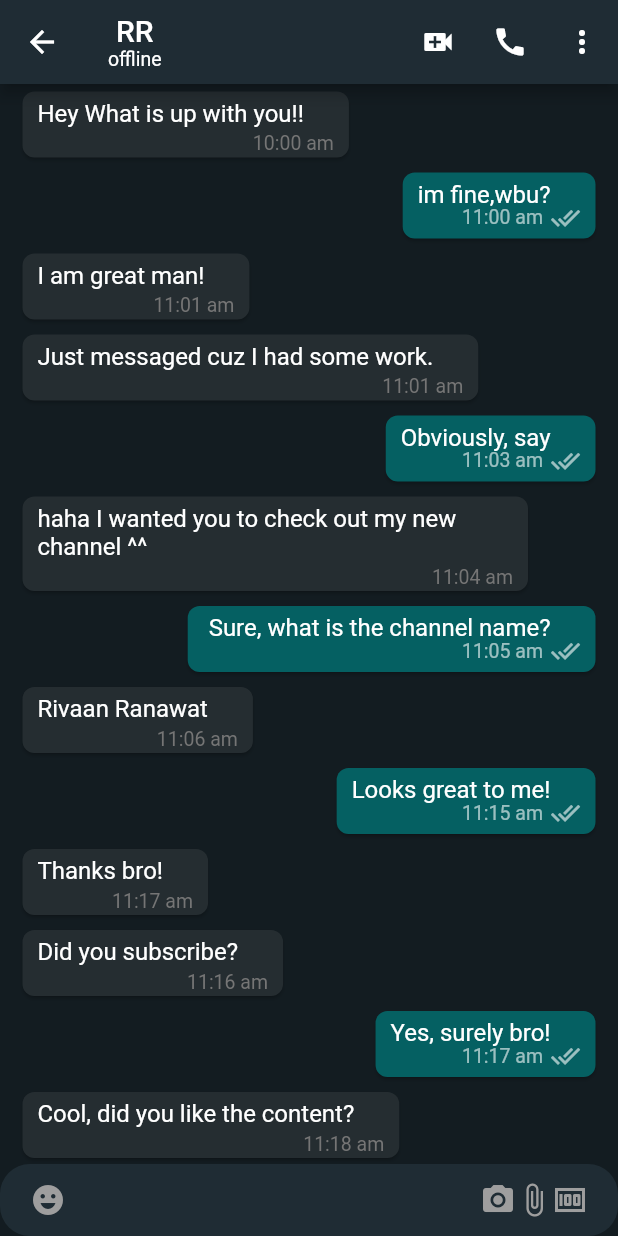
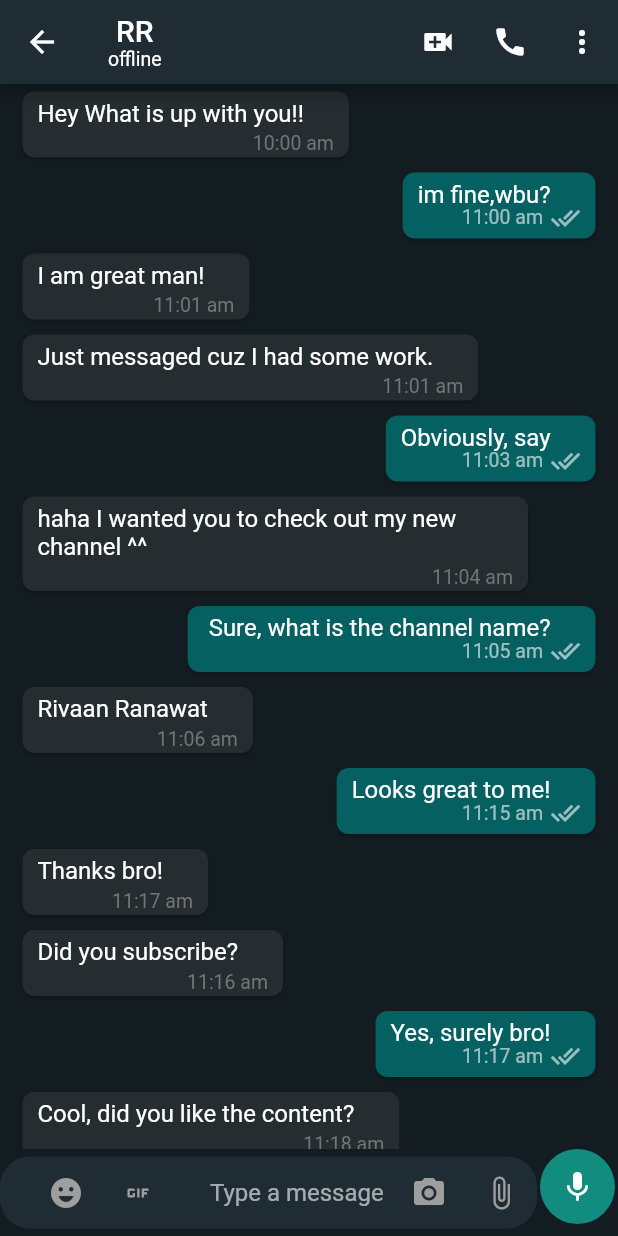
Before and after one commit to Teja110902/messaging-chat-app, a Flutter app: the MobileChatScreen screen opened directly, on a phone screen of 412 x 824 dp. Run offline on Flutter 3.47's test engine with Material 2 defaults, Android fonts, the phone set to English and light mode, and no system bars; our stand-ins replace cloud_firestore, country_picker, firebase_auth, firebase_core, firebase_storage, flutter_contacts and 2 more; accounts and stored records are empty.

Commit message:
Modifed chat screen text field UI.

```diff
--- a/lib/screens/mobile_chat_screen.dart
+++ b/lib/features/chat/screens/mobile_chat_screen.dart
@@ -3,12 +3,12 @@ import 'package:flutter/material.dart';
 import 'package:flutter_riverpod/flutter_riverpod.dart';
 import 'package:whatsapp_ui/common/widgets/loader.dart';
 import 'package:whatsapp_ui/features/auth/controller/auth_controller.dart';
+import 'package:whatsapp_ui/features/chat/widgets/bottom_chat_field.dart';
 import 'package:whatsapp_ui/models/user_model.dart';
 
 import 'package:whatsapp_ui/widgets/chat_list.dart';
 
-import '../colors.dart';
-import '../info.dart';
+import '../../../colors.dart';
 
 class MobileChatScreen extends ConsumerWidget {
   static const String routeName = '/mobile-chat-screen';
@@ -66,56 +66,11 @@ class MobileChatScreen extends ConsumerWidget {
       ),
       body: Column(
         // Display a CHAT LIST
-        children: [
-          const Expanded(
+        children: const [
+          Expanded(
             child: ChatList(),
           ),
-          TextField(
-            decoration: InputDecoration(
-              filled: true,
-              fillColor: mobileChatBoxColor,
-              prefixIcon: Padding(
-                padding: const EdgeInsets.symmetric(horizontal: 20),
-                child: Row(
-                  children: const [
-                    Icon(
-                      Icons.emoji_emotions,
-                      color: Colors.grey,
-                    ),
-                  ],
-                ),
-              ),
-              suffixIcon: Padding(
-                padding: const EdgeInsets.symmetric(horizontal: 20),
-                child: Row(
-                  mainAxisAlignment: MainAxisAlignment.end,
-                  children: const [
-                    Icon(
-                      Icons.camera_alt,
-                      color: Colors.grey,
-                    ),
-                    Icon(
-                      Icons.attach_file,
-                      color: Colors.grey,
-                    ),
-                    Icon(
-                      Icons.money,
-                      color: Colors.grey,
-                    ),
-                  ],
-                ),
-              ),
-              hintText: 'Type a message',
-              border: OutlineInputBorder(
-                borderRadius: BorderRadius.circular(20),
-                borderSide: const BorderSide(
-                  width: 0,
-                  style: BorderStyle.none,
-                ),
-              ),
-              contentPadding: const EdgeInsets.all(10),
-            ),
-          )
+          BottomChatField()
         ],
         // Display a TEXT INPUT for messaging
       ),
--- /dev/null
+++ b/lib/features/chat/widgets/bottom_chat_field.dart
@@ -0,0 +1,116 @@
+import 'package:flutter/material.dart';
+import 'package:whatsapp_ui/colors.dart';
+
+class BottomChatField extends StatefulWidget {
+  const BottomChatField({
+    super.key,
+  });
+
+  @override
+  State<BottomChatField> createState() => _BottomChatFieldState();
+}
+
+class _BottomChatFieldState extends State<BottomChatField> {
+  bool isShowSendButton = false;
+
+  @override
+  Widget build(BuildContext context) {
+    return Row(
+      children: [
+        Expanded(
+          child: TextFormField(
+            onChanged: (value) {
+              if (value.isNotEmpty) {
+                setState(() {
+                  isShowSendButton = true;
+                });
+              } else {
+                setState(() {
+                  isShowSendButton = false;
+                });
+              }
+            },
+            decoration: InputDecoration(
+              filled: true,
+              fillColor: mobileChatBoxColor,
+              prefixIcon: Padding(
+                padding: const EdgeInsets.symmetric(horizontal: 20),
+                child: SizedBox(
+                  width: 100,
+                  child: Row(
+                    children: [
+                      Row(
+                        children: [
+                          IconButton(
+                            onPressed: () {},
+                            icon: const Icon(
+                              Icons.emoji_emotions,
+                              color: Colors.grey,
+                            ),
+                          ),
+                          IconButton(
+                            onPressed: () {},
+                            icon: const Icon(
+                              Icons.gif,
+                              color: Colors.grey,
+                            ),
+                          ),
+                        ],
+                      ),
+                    ],
+                  ),
+                ),
+              ),
+              suffixIcon: SizedBox(
+                width: 100,
+                child: Row(
+                  mainAxisAlignment: MainAxisAlignment.end,
+                  children: [
+                    IconButton(
+                      onPressed: () {},
+                      icon: const Icon(
+                        Icons.camera_alt,
+                        color: Colors.grey,
+                      ),
+                    ),
+                    IconButton(
+                      onPressed: () {},
+                      icon: const Icon(
+                        Icons.attach_file,
+                        color: Colors.grey,
+                      ),
+                    ),
+                  ],
+                ),
+              ),
+              hintText: 'Type a message',
+              border: OutlineInputBorder(
+                borderRadius: BorderRadius.circular(20),
+                borderSide: const BorderSide(
+                  width: 0,
+                  style: BorderStyle.none,
+                ),
+              ),
+              contentPadding: const EdgeInsets.all(10),
+            ),
+          ),
+        ),
+        Padding(
+          padding: const EdgeInsets.only(
+            bottom: 8,
+            right: 2,
+            left: 2,
+          ),
+          child: CircleAvatar(
+            backgroundColor: const Color(0xFF128C7E),
+            radius: 25,
+            child: Icon(
+              isShowSendButton ? Icons.send : Icons.mic,
+              color: Colors.white,
+            ),
+          ),
+        ),
+      ],
+    );
+  }
+}
--- a/lib/features/select_contacts/repository/select_contact_repository.dart
+++ b/lib/features/select_contacts/repository/select_contact_repository.dart
@@ -4,7 +4,7 @@ import 'package:flutter/foundation.dart';
 import 'package:flutter_contacts/flutter_contacts.dart';
 import 'package:flutter_riverpod/flutter_riverpod.dart';
 import 'package:whatsapp_ui/common/utils/utils.dart';
-import 'package:whatsapp_ui/screens/mobile_chat_screen.dart';
+import 'package:whatsapp_ui/features/chat/screens/mobile_chat_screen.dart';
 
 import '../../../models/user_model.dart';
 
--- a/lib/router.dart
+++ b/lib/router.dart
@@ -1,7 +1,7 @@
 import 'package:flutter/material.dart';
 import 'package:whatsapp_ui/common/widgets/error.dart';
 import 'package:whatsapp_ui/features/select_contacts/screens/select_contacts_screen.dart';
-import 'package:whatsapp_ui/screens/mobile_chat_screen.dart';
+import 'package:whatsapp_ui/features/chat/screens/mobile_chat_screen.dart';
 
 import 'features/auth/screens/login_screen.dart';
 import 'features/auth/screens/otp_screen.dart';
--- a/lib/widgets/contacts_list.dart
+++ b/lib/widgets/contacts_list.dart
@@ -2,7 +2,7 @@ import 'package:flutter/material.dart';
 
 import '../colors.dart';
 import '../info.dart';
-import '../screens/mobile_chat_screen.dart';
+import '../features/chat/screens/mobile_chat_screen.dart';
 
 class ContactsList extends StatelessWidget {
   const ContactsList({super.key});
```
